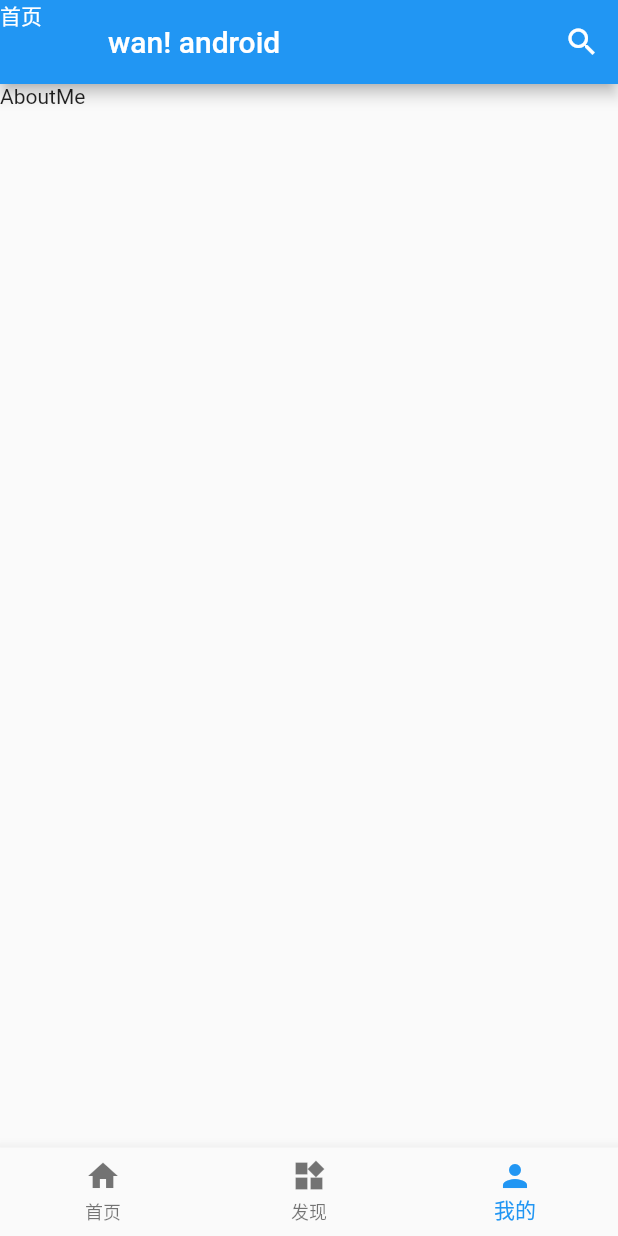
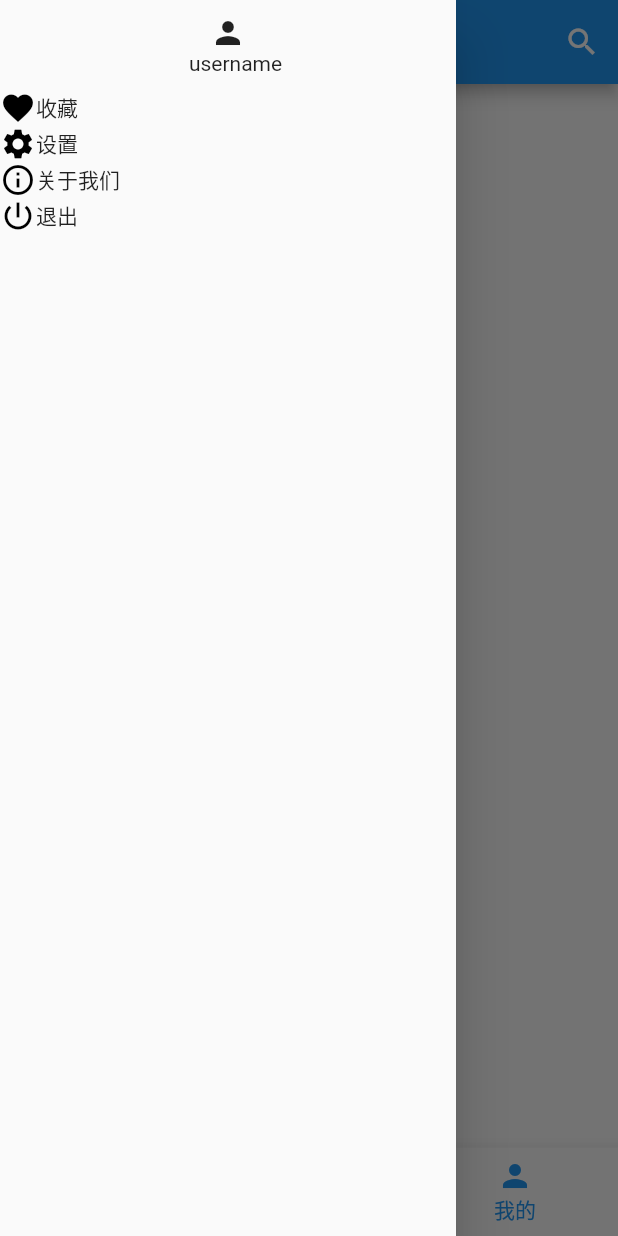
Before and after one commit to GitHubWison/wan_android_flutter, a Flutter app: the screen it shows after launch, item 3 of the bottom bar chosen, with the side drawer open (before the commit the screen has no drawer), on a phone screen of 412 x 824 dp. Run offline on Flutter 3.47's test engine with Material 2 defaults, Android fonts, the phone set to English and light mode, and no system bars; our stand-ins replace dio, flutter_swiper; missing offline and left inert: flutter_webview_plugin; statements that could not run were skipped.

Commit message:
抽屉控件的引入

```diff
--- a/lib/WanAndroidPage.dart
+++ b/lib/WanAndroidPage.dart
@@ -13,9 +13,14 @@ class WanAndroidPage extends StatefulWidget {
 class WanAndroidPageState extends State<WanAndroidPage> {
   final List navList = new List();
   var _currentPage = 0;
+
   @override
   Widget build(BuildContext context) {
-    return new Scaffold( appBar: AppBar(
+    return new Scaffold(
+      drawer: Drawer(
+        child: DrawerPage(),
+      ),
+      appBar: AppBar(
         leading: Text("首页"),
         title: new Text("wan! android"),
         actions: <Widget>[
@@ -27,7 +32,8 @@ class WanAndroidPageState extends State<WanAndroidPage> {
         setState(() {
           _currentPage = index;
         });
-      }),);
+      }),
+    );
   }
 
   @override
@@ -38,6 +44,67 @@ class WanAndroidPageState extends State<WanAndroidPage> {
 
 //跳转到搜索页面
   void _toSearch() {}
+}
+
+class DrawerPage extends StatelessWidget {
+  final drawerIcons = [
+    Icon(
+      Icons.favorite,
+      color: Colors.black,
+    ),
+    Icon(
+      Icons.settings,
+      color: Colors.black,
+    ),
+    Icon(
+      Icons.info_outline,
+      color: Colors.black,
+    ),
+    Icon(
+      Icons.power_settings_new,
+      color: Colors.black,
+    )
+  ];
+  final drawerTexts = [
+    Text('收藏'),
+    Text('设置'),
+    Text('关于我们'),
+    Text('退出'),
+  ];
+
+  @override
+  Widget build(BuildContext context) {
+    return ListView(
+      children: <Widget>[
+        _getUserInfo(),
+        _getItemWidget(drawerIcons[0], drawerTexts[0]),
+        _getItemWidget(drawerIcons[1], drawerTexts[1]),
+        _getItemWidget(drawerIcons[2], drawerTexts[2]),
+        _getItemWidget(drawerIcons[3], drawerTexts[3]),
+      ],
+    );
+  }
+
+  Widget _getItemWidget(Icon icon, Text text) {
+    return Row(
+      children: <Widget>[icon, text],
+    );
+  }
+
+  Widget _getUserInfo() {
+    return Padding(
+      padding: EdgeInsets.all(10),
+      child: Column(
+        children: <Widget>[
+          Icon(Icons.person),
+          Padding(
+            padding: EdgeInsets.only(left: 10),
+            child: Text('username'),
+          )
+        ],
+      ),
+    );
+  }
 }
 
 class MainBodyState extends StatelessWidget {
```
Lines whose indentation alone changed are shown as unchanged.
